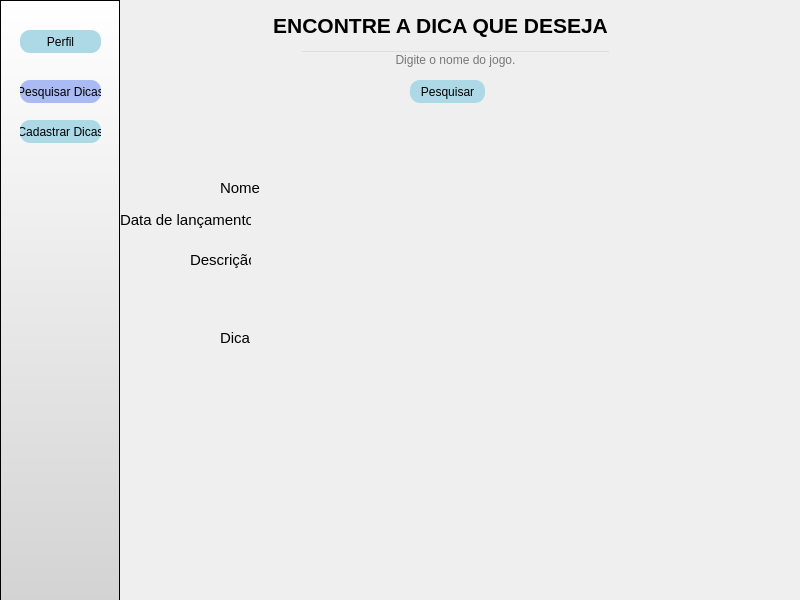
This is telas/pesquisa_dica.ui in JorgeLuis8/Trabalho-POO-II as Qt 5 draws it before an edit. The edited form follows.
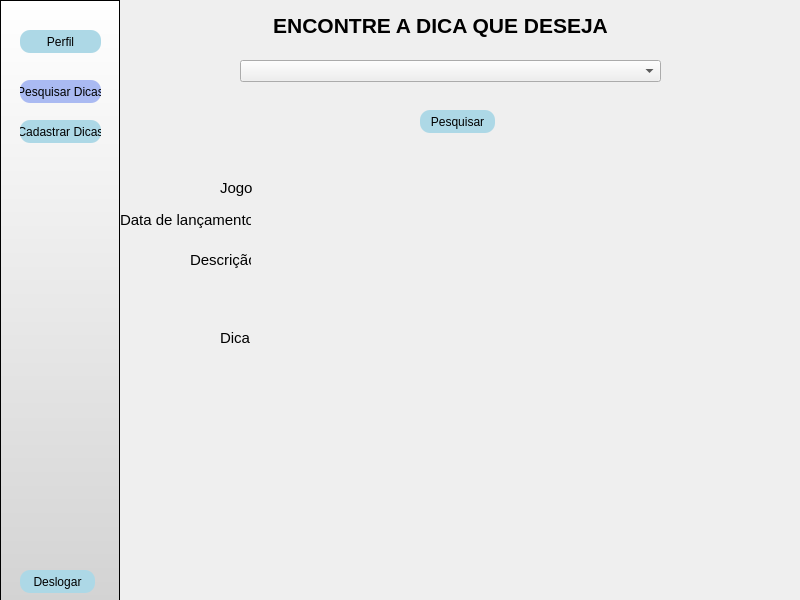
This is the edited form.

Commit message: teste nas telas

```diff
--- a/telas/pesquisa_dica.ui
+++ b/telas/pesquisa_dica.ui
@@ -117,6 +117,30 @@
       <string>Pesquisar Dicas</string>
      </property>
     </widget>
+    <widget class="QPushButton" name="voltar">
+     <property name="geometry">
+      <rect>
+       <x>20</x>
+       <y>570</y>
+       <width>75</width>
+       <height>23</height>
+      </rect>
+     </property>
+     <property name="styleSheet">
+      <string notr="true">QPushButton {
+    background-color:  #add8e6;
+    border-radius: 10px;
+}
+
+QPushButton:hover {
+    background-color:#AABAF2 ;
+}
+</string>
+     </property>
+     <property name="text">
+      <string>Deslogar</string>
+     </property>
+    </widget>
    </widget>
    <widget class="QLabel" name="label">
     <property name="geometry">
@@ -144,8 +168,8 @@
    <widget class="QPushButton" name="pushButton_4">
     <property name="geometry">
      <rect>
-      <x>410</x>
-      <y>80</y>
+      <x>420</x>
+      <y>110</y>
       <width>75</width>
       <height>23</height>
      </rect>
@@ -165,28 +189,6 @@
      <string>Pesquisar</string>
     </property>
    </widget>
-   <widget class="QLineEdit" name="lineEdit">
-    <property name="geometry">
-     <rect>
-      <x>300</x>
-      <y>50</y>
-      <width>311</width>
-      <height>20</height>
-     </rect>
-    </property>
-    <property name="styleSheet">
-     <string notr="true">color: black;
-background-color: transparent;
-
-</string>
-    </property>
-    <property name="alignment">
-     <set>Qt::AlignCenter</set>
-    </property>
-    <property name="placeholderText">
-     <string>Digite o nome do jogo.</string>
-    </property>
-   </widget>
    <widget class="QLabel" name="label_2">
     <property name="geometry">
      <rect>
@@ -210,7 +212,7 @@
 </string>
     </property>
     <property name="text">
-     <string>Nome</string>
+     <string>Jogo</string>
     </property>
    </widget>
    <widget class="QLabel" name="label_4">
@@ -363,6 +365,16 @@
      <bool>true</bool>
     </property>
    </widget>
+   <widget class="QComboBox" name="comboBox">
+    <property name="geometry">
+     <rect>
+      <x>240</x>
+      <y>60</y>
+      <width>421</width>
+      <height>22</height>
+     </rect>
+    </property>
+   </widget>
   </widget>
  </widget>
  <resources/>
```
The commit also changes 6 other files.
